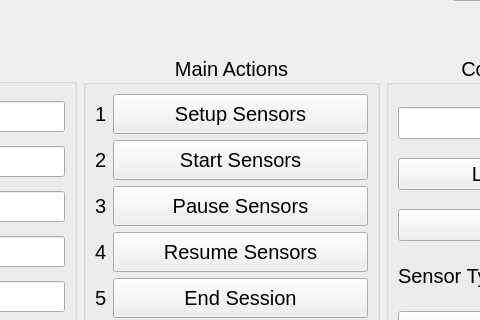
This is source/dysense_designer.ui in DySense/DySense as Qt 5 draws it before an edit; both pictures show x 578 to 1058 and y 104 to 424 of the 1299 by 873 pixel window. The edited form follows.
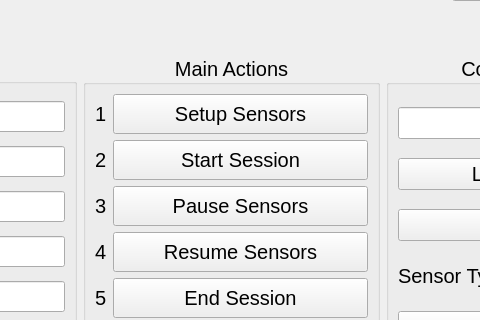
This is the edited form.

Commit message: Cleaned up overall look of UI. Added color to list items to reflect sensor health.

Patch:
```diff
--- a/source/dysense_designer.ui
+++ b/source/dysense_designer.ui
@@ -411,7 +411,7 @@
                     </font>
                    </property>
                    <property name="text">
-                    <string>Start Sensors</string>
+                    <string>Start Session</string>
                    </property>
                   </widget>
                  </item>
```
Left out of the diff: 4 changed lines with no effect on the pictures. The commit also changes 7 other files.
